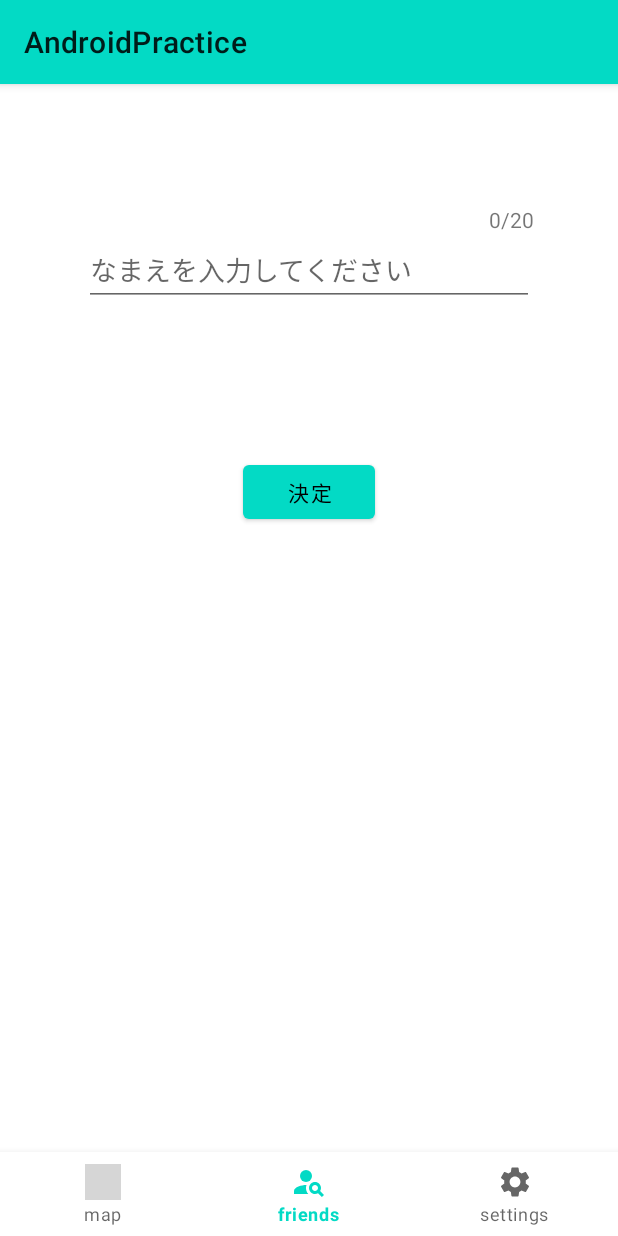
After one commit to Sorasky4/android-practice, an Android app: the SettingNameFragment screen opened through its navigation route, on a phone screen of 412 x 824 dp. The commit adds this screen. Run offline under Robolectric (Android 15) with nearby library versions, the phone set to English and light mode, and no system bars; our stand-ins replace navigation-ui; 1 statement that could not run was skipped; grey boxes are pictures that could not be loaded.

Commit message:
feat: add setting name fragment

```diff
--- /dev/null
+++ b/app/src/main/java/com/websarva/wings/android/androidpractice/SettingNameFragment.kt
@@ -0,0 +1,59 @@
+package com.websarva.wings.android.androidpractice
+
+import android.os.Bundle
+import androidx.fragment.app.Fragment
+import android.view.LayoutInflater
+import android.view.View
+import android.view.ViewGroup
+
+// TODO: Rename parameter arguments, choose names that match
+// the fragment initialization parameters, e.g. ARG_ITEM_NUMBER
+private const val ARG_PARAM1 = "param1"
+private const val ARG_PARAM2 = "param2"
+
+/**
+ * A simple [Fragment] subclass.
+ * Use the [SettingNameFragment.newInstance] factory method to
+ * create an instance of this fragment.
+ */
+class SettingNameFragment : Fragment() {
+    // TODO: Rename and change types of parameters
+    private var param1: String? = null
+    private var param2: String? = null
+
+    override fun onCreate(savedInstanceState: Bundle?) {
+        super.onCreate(savedInstanceState)
+        arguments?.let {
+            param1 = it.getString(ARG_PARAM1)
+            param2 = it.getString(ARG_PARAM2)
+        }
+    }
+
+    override fun onCreateView(
+        inflater: LayoutInflater, container: ViewGroup?,
+        savedInstanceState: Bundle?
+    ): View? {
+        // Inflate the layout for this fragment
+        return inflater.inflate(R.layout.fragment_setting_name, container, false)
+    }
+
+    companion object {
+        /**
+         * Use this factory method to create a new instance of
+         * this fragment using the provided parameters.
+         *
+         * @param param1 Parameter 1.
+         * @param param2 Parameter 2.
+         * @return A new instance of fragment SettingNameFragment.
+         */
+        // TODO: Rename and change types and number of parameters
+        @JvmStatic
+        fun newInstance(param1: String, param2: String) =
+            SettingNameFragment().apply {
+                arguments = Bundle().apply {
+                    putString(ARG_PARAM1, param1)
+                    putString(ARG_PARAM2, param2)
+                }
+            }
+    }
+}
--- a/app/src/main/java/com/websarva/wings/android/androidpractice/SettingsFragment.kt
+++ b/app/src/main/java/com/websarva/wings/android/androidpractice/SettingsFragment.kt
@@ -8,6 +8,7 @@ import android.view.ViewGroup
 import android.widget.AdapterView
 import android.widget.ListView
 import android.widget.SimpleAdapter
+import androidx.navigation.fragment.findNavController
 
 class SettingsFragment : Fragment() {
     // SimpleAdapterで使用するMutableListオブジェクトを用意
@@ -37,7 +38,7 @@ class SettingsFragment : Fragment() {
         // アダプターの登録
         lvSettings.adapter = adapter
         // リストタップのリスナ登録
-        //lvSettings.onItemClickListener = ListItemClickListener()
+        lvSettings.onItemClickListener = ListItemClickListener()
     }
 
     private fun createFriendList(): MutableList<MutableMap<String, Any>> {
@@ -59,7 +60,7 @@ class SettingsFragment : Fragment() {
                         //TODO:: write a process when tap "setting status"
                     }
                     getString(R.string.settings_name) -> {
-                        //TODO:: write a process when tap "setting name"
+                        findNavController().navigate(R.id.action_settingsFragment_to_settingNameFragment)
                     }
                     getString(R.string.settings_icon) -> {
                         //TODO:: write a process when tap "setting icon"
--- /dev/null
+++ b/app/src/main/res/layout/fragment_setting_name.xml
@@ -0,0 +1,42 @@
+<?xml version="1.0" encoding="utf-8"?>
+<androidx.constraintlayout.widget.ConstraintLayout xmlns:android="http://schemas.android.com/apk/res/android"
+    xmlns:app="http://schemas.android.com/apk/res-auto"
+    xmlns:tools="http://schemas.android.com/tools"
+    android:id="@+id/setNameFragment"
+    android:layout_width="match_parent"
+    android:layout_height="match_parent"
+    tools:context=".SettingNameFragment">
+
+    <TextView
+        android:id="@+id/tvNameLength"
+        android:layout_width="0dp"
+        android:layout_height="wrap_content"
+        android:text="0/20"
+        app:layout_constraintBottom_toTopOf="@id/etMyName"
+        app:layout_constraintEnd_toEndOf="@id/etMyName" />
+
+    <EditText
+        android:id="@+id/etMyName"
+        android:layout_width="300dp"
+        android:layout_height="wrap_content"
+        android:layout_marginTop="100dp"
+        android:textSize="18sp"
+        android:inputType="text"
+        android:maxLength="20"
+        android:hint="なまえを入力してください"
+        app:layout_constraintStart_toStartOf="parent"
+        app:layout_constraintEnd_toEndOf="parent"
+        app:layout_constraintTop_toTopOf="parent" />
+
+    <Button
+        android:id="@+id/btSaveName"
+        android:layout_width="wrap_content"
+        android:layout_height="wrap_content"
+        android:layout_marginTop="100dp"
+        android:text="@string/decision"
+        app:layout_constraintStart_toStartOf="parent"
+        app:layout_constraintEnd_toEndOf="parent"
+        app:layout_constraintTop_toBottomOf="@id/etMyName"
+        app:layout_constraintBottom_toBottomOf="parent" />
+
+</androidx.constraintlayout.widget.ConstraintLayout>
--- a/app/src/main/res/navigation/nav_graph.xml
+++ b/app/src/main/res/navigation/nav_graph.xml
@@ -13,5 +13,14 @@
         android:id="@+id/settingsFragment"
         android:name="com.websarva.wings.android.androidpractice.SettingsFragment"
         android:label="fragment_settings"
-        tools:layout="@layout/fragment_settings" />
+        tools:layout="@layout/fragment_settings" >
+        <action
+            android:id="@+id/action_settingsFragment_to_settingNameFragment"
+            app:destination="@id/settingNameFragment" />
+    </fragment>
+    <fragment
+        android:id="@+id/settingNameFragment"
+        android:name="com.websarva.wings.android.androidpractice.SettingNameFragment"
+        android:label="fragment_setting_name"
+        tools:layout="@layout/fragment_setting_name" />
 </navigation>
--- a/app/src/main/res/values/strings.xml
+++ b/app/src/main/res/values/strings.xml
@@ -13,4 +13,5 @@
     <string name="settings_icon">アイコンを変更する</string>
     <string name="settings_name">名前を変更する</string>
     <string name="settings_hint">ユーザー設定</string>
+    <string name="decision">決定</string>
 </resources>
```
